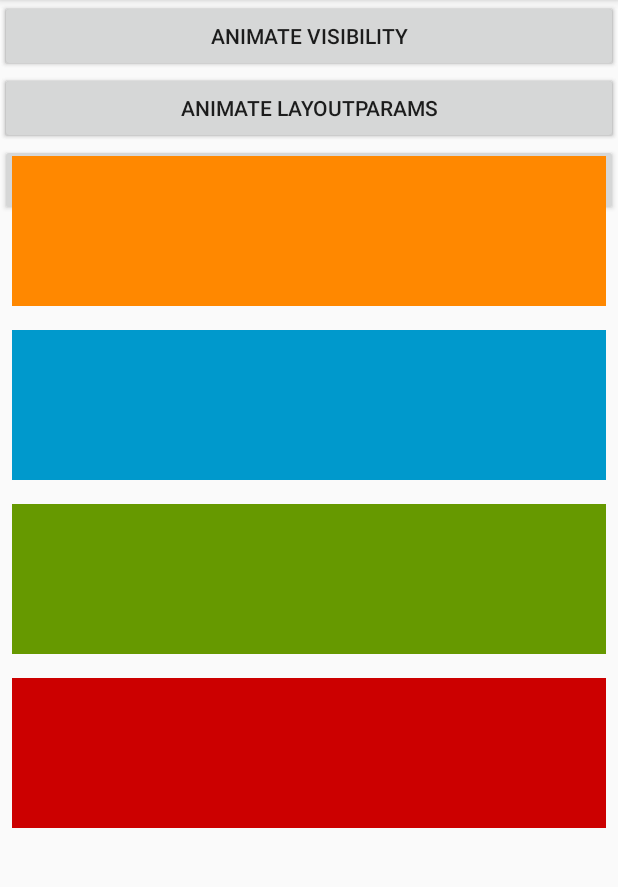
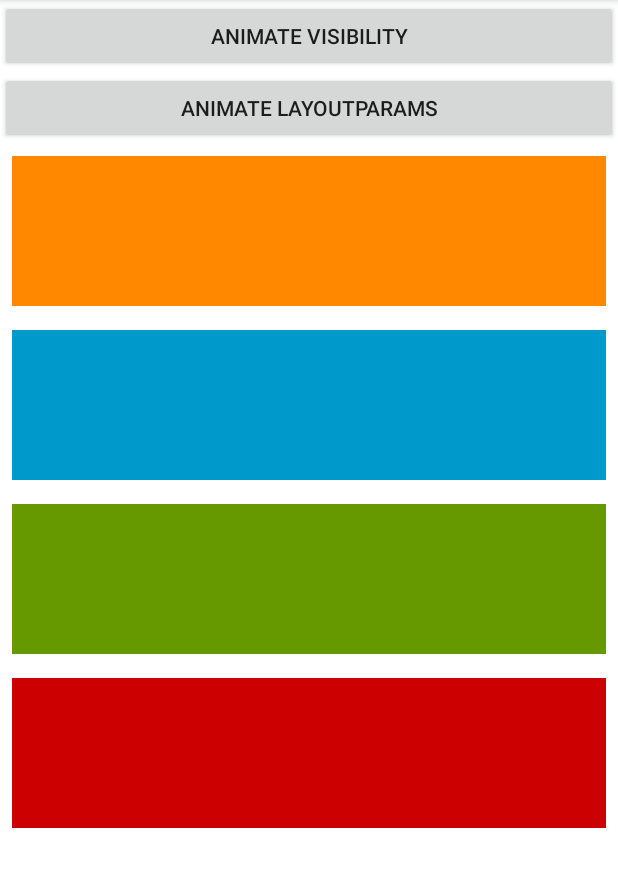
Before and after one commit to amilcar-andrade/sandbox, an Android app: the screen it shows after launch (MainActivity), after a tap on "TRANSITION MANAGER LAYOUT CHANGES", on a phone screen of 412 x 824 dp, the part 84-971 px from its top. Run offline under Robolectric (Android 15) with nearby library versions, the phone set to English and light mode, and no system bars.

Commit message:
Update background of fragment xmls

```diff
--- a/app/src/main/res/layout/fragment_animate_layout_changes.xml
+++ b/app/src/main/res/layout/fragment_animate_layout_changes.xml
@@ -4,6 +4,7 @@
     android:orientation="vertical"
     android:layout_width="match_parent"
     android:layout_height="match_parent"
+    android:background="@android:color/white"
     android:animateLayoutChanges="true">
 
     <Button
--- a/app/src/main/res/layout/fragment_transition_manager_layout_changes.xml
+++ b/app/src/main/res/layout/fragment_transition_manager_layout_changes.xml
@@ -3,7 +3,8 @@
     xmlns:android="http://schemas.android.com/apk/res/android"
     android:orientation="vertical"
     android:layout_width="match_parent"
-    android:layout_height="match_parent">
+    android:layout_height="match_parent"
+    android:background="@android:color/white">
 
     <Button
         android:id="@+id/animate_visibility_button"
```
